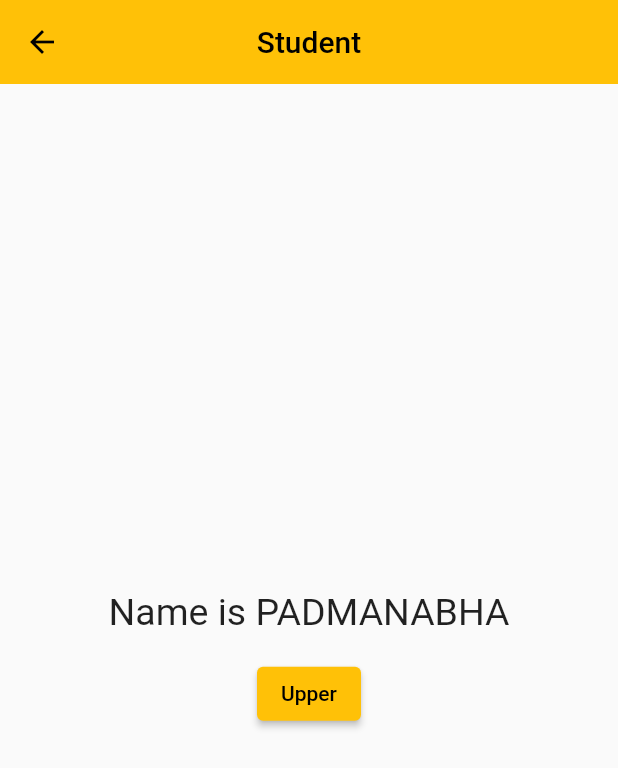
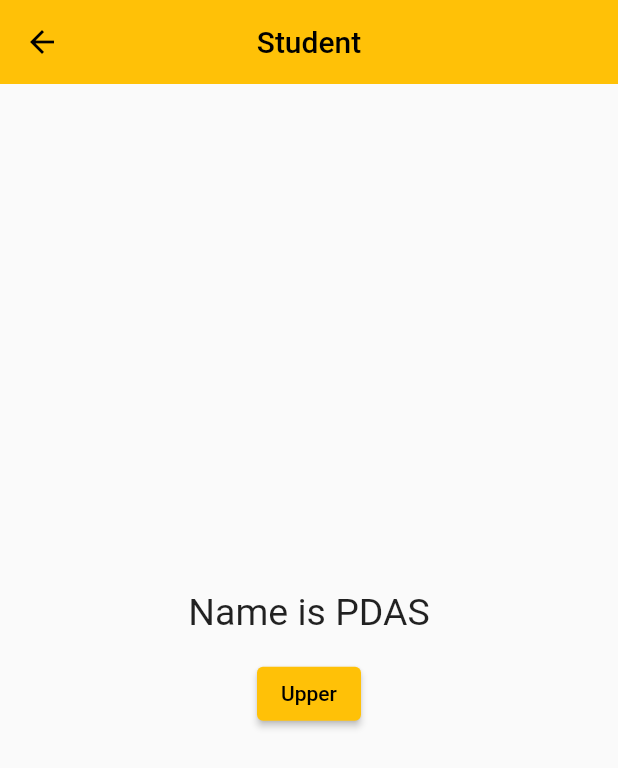
Before and after one commit to chayan-1906/getx-demo, a Flutter app: the StudentScreen screen opened by its route, after a tap on "Upper", on a phone screen of 412 x 824 dp. Shown: the top 768 px of the screen. Run offline on Flutter 3.47's test engine with Material 2 defaults, Android fonts, the phone set to English and light mode, and no system bars; our stand-ins replace get.

```diff
--- /dev/null
+++ b/lib/custom_getx_controller.dart
@@ -0,0 +1,17 @@
+import 'package:get/get.dart';
+import 'package:getx_demo/student.dart';
+
+class CustomGetXController extends GetxController {
+  // var student = Student();
+
+  // void convertToUpperCase() {
+  //   student.name.value = student.name.value.toUpperCase();
+  // }
+  var student = Student(name: 'PDas', age: 22).obs;
+
+  void convertToUpperCase() {
+    student.update((std) {
+      std?.name = std.name.toString().toUpperCase();
+    });
+  }
+}
--- a/lib/student_screen.dart
+++ b/lib/student_screen.dart
@@ -1,5 +1,6 @@
 import 'package:flutter/material.dart';
 import 'package:get/get.dart';
+import 'package:getx_demo/custom_getx_controller.dart';
 
 import 'student.dart';
 
@@ -13,7 +14,8 @@ class StudentScreen extends StatefulWidget {
 }
 
 class _StudentScreenState extends State<StudentScreen> {
-  var student = Student(name: 'Padmanabha', age: 22).obs;
+  // var student = Student(name: 'Padmanabha', age: 22).obs;
+  CustomGetXController customGetXController = Get.put(CustomGetXController());
 
   @override
   Widget build(BuildContext context) {
@@ -26,7 +28,7 @@ class _StudentScreenState extends State<StudentScreen> {
             Obx(
               () => Text(
                 // 'Name is ${student.name.value}',
-                'Name is ${student.value.name}',
+                'Name is ${customGetXController.student.value.name}',
                 style: const TextStyle(fontSize: 25.0),
               ),
             ),
@@ -34,9 +36,12 @@ class _StudentScreenState extends State<StudentScreen> {
             ElevatedButton(
               onPressed: () {
                 // student.name.value = student.name.value.toUpperCase();
-                student.update((std) {
-                  std?.name = std.name.toString().toUpperCase();
-                });
+
+                // student.update((std) {
+                //   std?.name = std.name.toString().toUpperCase();
+                // });
+
+                customGetXController.convertToUpperCase();
               },
               child: const Text('Upper'),
             ),
```
